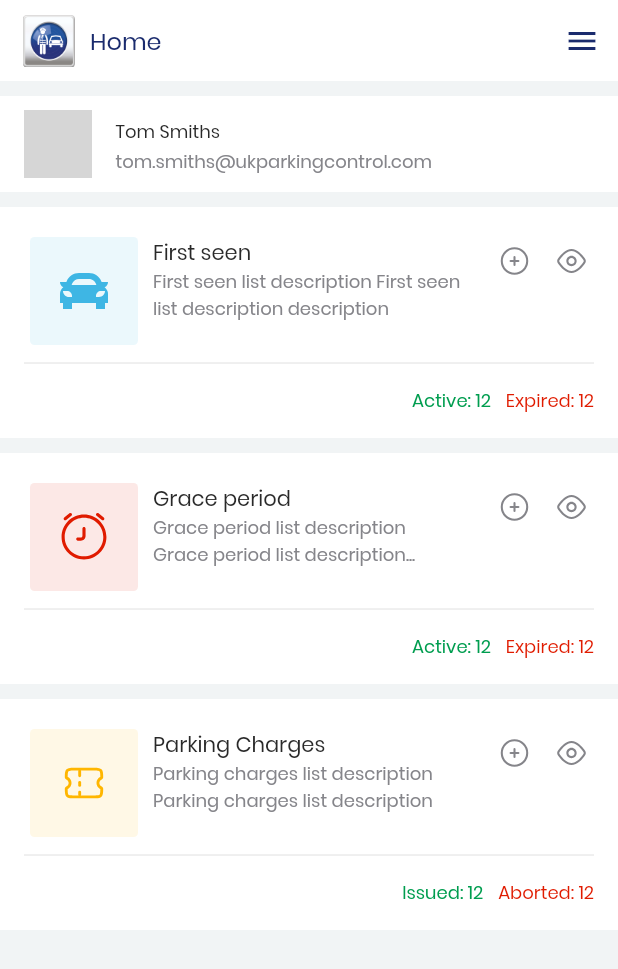
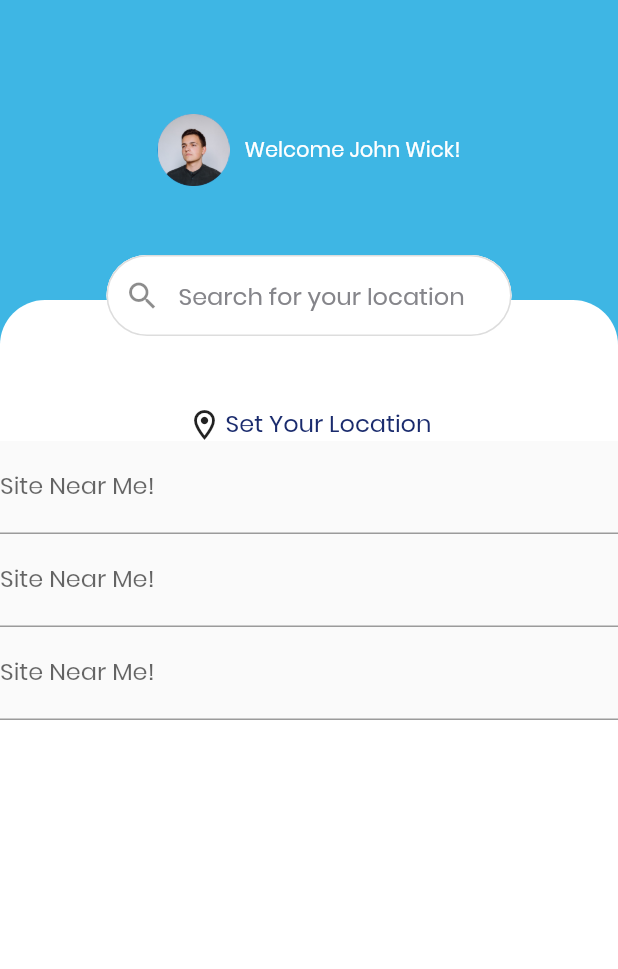
Before and after one commit to HaMinhThien-IT/iWarden, a Flutter app: the screen it shows after launch, on a phone screen of 412 x 824 dp. Shown: the top 969 px of the screen. Run offline on Flutter 3.47's test engine with Material 2 defaults, Android fonts, the phone set to English and light mode, and no system bars; our stand-ins replace carousel_slider, dropdown_button2, flutter_svg; grey boxes are pictures that could not be loaded.

Commit message:
Thien can het

```diff
--- /dev/null
+++ b/lib/common/InputSearch.dart
@@ -0,0 +1,42 @@
+import 'package:flutter/material.dart';
+import 'package:iWarden/theme/color.dart';
+
+class InputSearch extends StatelessWidget {
+  final String hintText;
+
+  const InputSearch({required this.hintText, super.key});
+
+  @override
+  Widget build(BuildContext context) {
+    return TextField(
+      style: const TextStyle(
+        color: ColorTheme.grey600,
+        decoration: TextDecoration.none,
+      ),
+      decoration: InputDecoration(
+        hintText: hintText,
+        contentPadding: const EdgeInsets.all(15),
+        fillColor: Colors.white,
+        hintStyle: const TextStyle(
+          color: ColorTheme.grey600,
+        ),
+        enabledBorder: OutlineInputBorder(
+          borderSide: const BorderSide(
+            width: 1,
+            color: ColorTheme.grey300,
+          ),
+          borderRadius: BorderRadius.circular(100),
+        ),
+        filled: true,
+        focusedBorder: OutlineInputBorder(
+          borderSide: const BorderSide(
+            width: 1,
+            color: ColorTheme.grey400,
+          ),
+          borderRadius: BorderRadius.circular(100),
+        ),
+        prefixIcon: const Icon(Icons.search),
+      ),
+    );
+  }
+}
--- a/lib/main.dart
+++ b/lib/main.dart
@@ -1,6 +1,6 @@
 import 'package:flutter/material.dart';
 import 'package:iWarden/screens/DetailFirstSeen.dart';
-import 'package:iWarden/screens/HomeOverview.dart';
+import 'package:iWarden/screens/LocationScreen.dart';
 import 'package:iWarden/theme/theme.dart';
 import '../routes/routes.dart';
 
@@ -15,8 +15,8 @@ class MyApp extends StatelessWidget {
       title: 'iWarden',
       theme: themeMain(),
       debugShowCheckedModeBanner: false,
-      home: const HomeOverview(),
-      initialRoute: HomeOverview.routerName,
+      home: const LocationScreen(),
+      initialRoute: LocationScreen.routeName,
       routes: routes,
       onUnknownRoute: (settings) {
         return MaterialPageRoute(builder: (ctx) => const DetailFirstSeen());
--- a/lib/routes/routes.dart
+++ b/lib/routes/routes.dart
@@ -3,11 +3,13 @@ import 'package:iWarden/screens/DetailFirstSeen.dart';
 import 'package:iWarden/screens/FirstSeenScreen.dart';
 import 'package:iWarden/screens/GracePeriodScreen.dart';
 import 'package:iWarden/screens/HomeOverview.dart';
+import 'package:iWarden/screens/LocationScreen.dart';
 import 'package:iWarden/screens/ParkingChargesScreen.dart';
 import '../screens/login_screens.dart';
 
 final Map<String, WidgetBuilder> routes = {
   HomeOverview.routerName: (context) => const HomeOverview(),
+  LocationScreen.routeName: (context) => const LocationScreen(),
   LoginScreen.routerName: (context) => const LoginScreen(),
   FirstSeenScreen.routerName: (context) => const FirstSeenScreen(),
   GracePeriodScreen.routerName: (context) => const GracePeriodScreen(),
--- /dev/null
+++ b/lib/screens/LocationScreen copy.dart
@@ -0,0 +1,145 @@
+import 'package:flutter/material.dart';
+import 'package:iWarden/theme/color.dart';
+import 'package:iWarden/theme/textTheme.dart';
+
+class LocationScreen extends StatelessWidget {
+  static const routeName = '/location';
+  const LocationScreen({super.key});
+
+  @override
+  Widget build(BuildContext context) {
+    final screenWidth = MediaQuery.of(context).size.width;
+    final screenHeight = MediaQuery.of(context).size.height;
+
+    return Container(
+        decoration: const BoxDecoration(color: ColorTheme.primary),
+        child: Stack(
+          children: [
+            Positioned(
+              width: screenWidth,
+              height: 150,
+              child: Row(
+                crossAxisAlignment: CrossAxisAlignment.center,
+                mainAxisAlignment: MainAxisAlignment.center,
+                children: [
+                  SizedBox(
+                    width: 48,
+                    height: 48,
+                    child: CircleAvatar(
+                      child: Image.asset('assets/images/avatar.png'),
+                    ),
+                  ),
+                  const SizedBox(
+                    width: 10,
+                  ),
+                  Text(
+                    'Welcome John Wick!',
+                    style: CustomTextStyle.body1.copyWith(
+                      color: Colors.white,
+                      decoration: TextDecoration.none,
+                    ),
+                  ),
+                ],
+              ),
+            ),
+            Positioned(
+              top: 150,
+              child: Container(
+                width: screenWidth,
+                height: screenHeight - 150,
+                decoration: const BoxDecoration(
+                  color: Colors.white,
+                  borderRadius: BorderRadius.only(
+                    topLeft: Radius.circular(30),
+                    topRight: Radius.circular(30),
+                  ),
+                ),
+              ),
+            ),
+            Positioned(
+              top: 120,
+              child: Container(
+                alignment: Alignment.center,
+                width: 50,
+                height: 50,
+                color: Colors.red,
+              ),
+            ),
+          ],
+        ));
+  }
+}
+
+// import 'package:flutter/material.dart';
+// import 'package:iWarden/theme/color.dart';
+// import 'package:iWarden/theme/textTheme.dart';
+
+// class LocationScreen extends StatelessWidget {
+//   static const routeName = '/location';
+//   const LocationScreen({super.key});
+
+//   @override
+//   Widget build(BuildContext context) {
+//     final screenHeight = MediaQuery.of(context).size.height;
+//     final screenWidth = MediaQuery.of(context).size.width;
+
+//     return Container(
+//         decoration: const BoxDecoration(color: ColorTheme.primary),
+//         child: Column(
+//           children: [
+//             SizedBox(
+//               height: 150,
+//               child: Row(
+//                 crossAxisAlignment: CrossAxisAlignment.center,
+//                 mainAxisAlignment: MainAxisAlignment.center,
+//                 children: [
+//                   SizedBox(
+//                     width: 48,
+//                     height: 48,
+//                     child: CircleAvatar(
+//                       child: Image.asset('assets/images/avatar.png'),
+//                     ),
+//                   ),
+//                   const SizedBox(
+//                     width: 10,
+//                   ),
+//                   Text(
+//                     'Welcome John Wick!',
+//                     style: CustomTextStyle.body1.copyWith(
+//                       color: Colors.white,
+//                       decoration: TextDecoration.none,
+//                     ),
+//                   ),
+//                 ],
+//               ),
+//             ),
+//             Container(
+//               width: double.infinity,
+//               height: screenHeight - 150,
+//               decoration: const BoxDecoration(
+//                 color: Colors.white,
+//                 borderRadius: BorderRadius.only(
+//                   topLeft: Radius.circular(30),
+//                   topRight: Radius.circular(30),
+//                 ),
+//               ),
+//               child: Stack(
+//                 alignment: Alignment.center,
+//                 clipBehavior: Clip.none,
+//                 children: [
+//                   Positioned(
+//                     top: -20,
+//                     width: screenWidth,
+//                     child: const SizedBox(
+//                       child: TextField(
+//                         decoration: InputDecoration(hintText: 'Name'),
+//                       ),
+//                     ),
+//                   ),
+//                 ],
+//               ),
+//             ),
+//           ],
+//         ));
+//   }
+// }
--- /dev/null
+++ b/lib/screens/LocationScreen.dart
@@ -0,0 +1,127 @@
+import 'package:flutter/material.dart';
+import 'package:iWarden/common/InputSearch.dart';
+import 'package:iWarden/theme/color.dart';
+import 'package:iWarden/theme/textTheme.dart';
+
+class LocationScreen extends StatelessWidget {
+  static const routeName = '/location';
+  const LocationScreen({super.key});
+
+  @override
+  Widget build(BuildContext context) {
+    final screenHeight = MediaQuery.of(context).size.height;
+
+    return SingleChildScrollView(
+      child: Container(
+          decoration: const BoxDecoration(color: ColorTheme.primary),
+          child: Column(
+            children: [
+              SizedBox(
+                height: 200,
+                child: Row(
+                  crossAxisAlignment: CrossAxisAlignment.center,
+                  mainAxisAlignment: MainAxisAlignment.center,
+                  children: [
+                    SizedBox(
+                      width: 48,
+                      height: 48,
+                      child: CircleAvatar(
+                        child: Image.asset('assets/images/avatar.png'),
+                      ),
+                    ),
+                    const SizedBox(
+                      width: 10,
+                    ),
+                    Text(
+                      'Welcome John Wick!',
+                      style: CustomTextStyle.body1.copyWith(
+                        color: Colors.white,
+                        decoration: TextDecoration.none,
+                      ),
+                    ),
+                  ],
+                ),
+              ),
+              Container(
+                width: double.infinity,
+                height: screenHeight - 200,
+                decoration: const BoxDecoration(
+                  color: Colors.white,
+                  borderRadius: BorderRadius.only(
+                    topLeft: Radius.circular(30),
+                    topRight: Radius.circular(30),
+                  ),
+                ),
+                child: Stack(
+                  alignment: Alignment.center,
+                  clipBehavior: Clip.none,
+                  children: [
+                    Positioned(
+                      top: -30,
+                      width: 270,
+                      child: Material(
+                        borderRadius: BorderRadius.circular(100),
+                        child: const InputSearch(
+                          hintText: 'Search for your location',
+                        ),
+                      ),
+                    ),
+                    Column(
+                      children: [
+                        Padding(
+                          padding: const EdgeInsets.only(top: 70),
+                          child: Row(
+                            crossAxisAlignment: CrossAxisAlignment.center,
+                            mainAxisAlignment: MainAxisAlignment.center,
+                            children: [
+                              const SizedBox(
+                                width: 16,
+                                height: 21,
+                                child: Icon(Icons.location_on_outlined),
+                              ),
+                              const SizedBox(
+                                width: 10,
+                              ),
+                              Text(
+                                'Set Your Location',
+                                style: CustomTextStyle.h4.copyWith(
+                                  decoration: TextDecoration.none,
+                                  color: ColorTheme.darkPrimary,
+                                ),
+                              )
+                            ],
+                          ),
+                        ),
+                        Form(
+                          child: Material(
+                            child: Column(
+                              children: [
+                                TextFormField(
+                                  decoration: const InputDecoration(
+                                    labelText: 'Site Near Me!',
+                                  ),
+                                ),
+                                TextFormField(
+                                  decoration: const InputDecoration(
+                                    labelText: 'Site Near Me!',
+                                  ),
+                                ),
+                                TextFormField(
+                                  decoration: const InputDecoration(
+                                    labelText: 'Site Near Me!',
+                                  ),
+                                ),
+                              ],
+                            ),
+                          ),
+                        ),
+                      ],
+                    )
+                  ],
+                ),
+              ),
+            ],
+          )),
+    );
+  }
+}
--- a/lib/theme/textTheme.dart
+++ b/lib/theme/textTheme.dart
@@ -3,51 +3,61 @@ import 'package:iWarden/theme/color.dart';
 
 class CustomTextStyle {
   static const TextStyle body1 = TextStyle(
+    fontFamily: 'Poppins',
     fontSize: 14,
     color: ColorTheme.textPrimary,
     fontWeight: FontWeight.w400,
   );
   static const TextStyle body2 = TextStyle(
+    fontFamily: 'Poppins',
     fontSize: 12,
     color: ColorTheme.textPrimary,
     fontWeight: FontWeight.w400,
   );
   static const TextStyle caption = TextStyle(
+    fontFamily: 'Poppins',
     fontSize: 10,
     color: ColorTheme.textPrimary,
     fontWeight: FontWeight.w500,
   );
   static const TextStyle chart = TextStyle(
+    fontFamily: 'Poppins',
     fontSize: 10,
     color: ColorTheme.textPrimary,
     fontWeight: FontWeight.w400,
   );
   static const TextStyle h1 = TextStyle(
+    fontFamily: 'Poppins',
     fontSize: 32,
     color: ColorTheme.textPrimary,
     fontWeight: FontWeight.w700,
   );
   static const TextStyle h2 = TextStyle(
+    fontFamily: 'Poppins',
     fontSize: 24,
     color: ColorTheme.textPrimary,
     fontWeight: FontWeight.w500,
   );
   static const TextStyle h3 = TextStyle(
+    fontFamily: 'Poppins',
     fontSize: 20,
     color: ColorTheme.textPrimary,
     fontWeight: FontWeight.w500,
   );
   static const TextStyle h4 = TextStyle(
+    fontFamily: 'Poppins',
     fontSize: 16,
     color: ColorTheme.textPrimary,
     fontWeight: FontWeight.w500,
   );
   static const TextStyle h5 = TextStyle(
+    fontFamily: 'Poppins',
     fontSize: 14,
     color: ColorTheme.textPrimary,
     fontWeight: FontWeight.w500,
   );
   static const TextStyle h6 = TextStyle(
+    fontFamily: 'Poppins',
     fontSize: 12,
     color: ColorTheme.textPrimary,
     fontWeight: FontWeight.w500,
--- a/lib/theme/theme.dart
+++ b/lib/theme/theme.dart
@@ -9,13 +9,14 @@ ThemeData themeMain() {
     ),
     scaffoldBackgroundColor: ColorTheme.grey200,
     indicatorColor: ColorTheme.success,
-
     appBarTheme: const AppBarTheme(
-        backgroundColor: Colors.white,
-        elevation: 0,
-        iconTheme: IconThemeData(color: ColorTheme.darkPrimary)),
-    // tabBarTheme: ,
-    colorScheme: ColorScheme.fromSwatch()
-        .copyWith(primary: ColorTheme.primary, secondary: ColorTheme.secondary),
+      backgroundColor: Colors.white,
+      elevation: 0,
+      iconTheme: IconThemeData(color: ColorTheme.darkPrimary),
+    ),
+    colorScheme: ColorScheme.fromSwatch().copyWith(
+      primary: ColorTheme.primary,
+      secondary: ColorTheme.secondary,
+    ),
   );
 }
--- a/pubspec.yaml
+++ b/pubspec.yaml
@@ -3,7 +3,7 @@ description: A new Flutter project.
 
 # The following line prevents the package from being accidentally published to
 # pub.dev using `flutter pub publish`. This is preferred for private packages.
-publish_to: 'none' # Remove this line if you wish to publish to pub.dev
+publish_to: "none" # Remove this line if you wish to publish to pub.dev
 
 # The following defines the version and build number for your application.
 # A version number is three numbers separated by dots, like 1.2.43
@@ -52,7 +52,6 @@ dev_dependencies:
 
 # The following section is specific to Flutter packages.
 flutter:
-
   # The following line ensures that the Material Icons font is
   # included with your application, so that you can use the icons in
   # the material Icons class.
@@ -61,7 +60,9 @@ flutter:
   # To add assets to your application, add an assets section, like this:
   assets:
     - assets/images/Logo.png
+    - assets/images/avatar.png
     - assets/svg/Vector.svg
+    - assets/svg/PositionIcon.svg
     - assets/images/goku.jpg
     - assets/svg/IconHome.svg
     - assets/svg/IconCar.svg
```
Also changed, not shown: assets/images/avatar.png (added), assets/svg/PositionIcon.svg (added), pubspec.lock.
